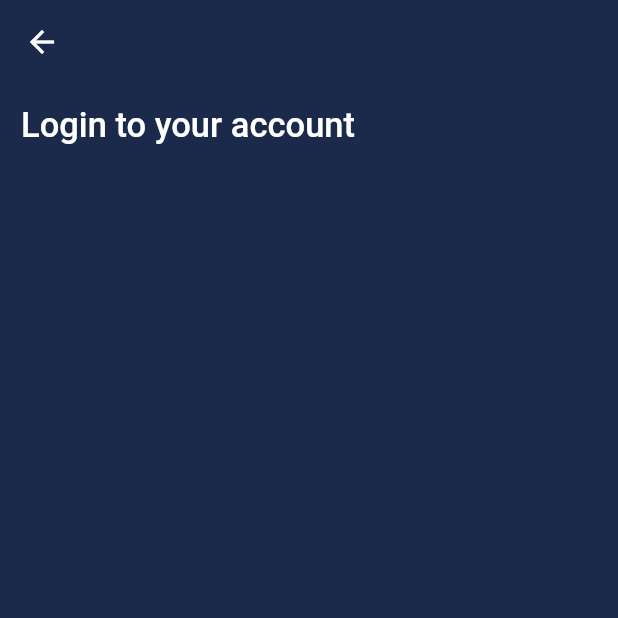
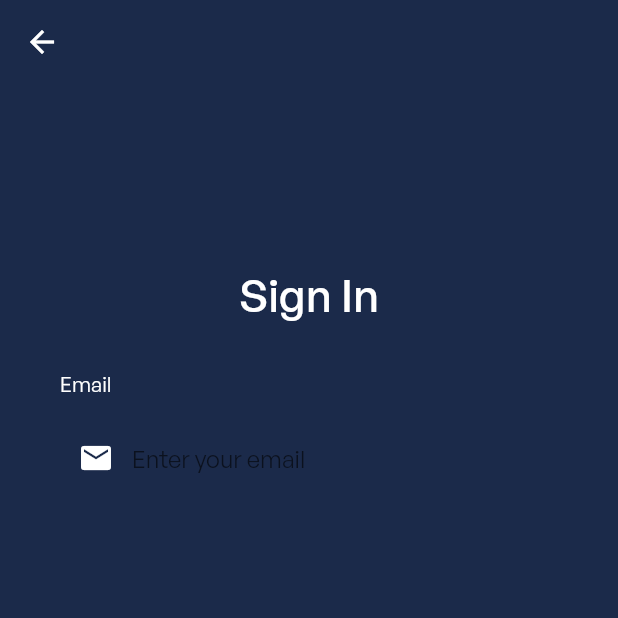
Before and after one commit to realstoman/flutter_login_register_ui, a Flutter app: the screen it shows after launch, after a tap on "Sign in", on a phone screen of 412 x 824 dp, the top half of it. Run offline on Flutter 3.47's test engine with Material 2 defaults, Android fonts, the phone set to English and light mode, and no system bars; Roboto replaces fonts that are missing (Arial).

Commit message:
Create email widget and email input field

```diff
--- a/lib/screens/login_screen.dart
+++ b/lib/screens/login_screen.dart
@@ -10,6 +10,31 @@ class LoginScreen extends StatefulWidget {
 class _LoginScreenState extends State<LoginScreen> {
   // Custom color
   static const customBgColor = Color.fromARGB(255, 27, 42, 74);
+
+  Widget _buildEmailTF() {
+    return Column(
+        crossAxisAlignment: CrossAxisAlignment.start,
+        children: <Widget>[
+          const Text('Email',
+              style: TextStyle(color: Colors.white, fontFamily: 'GeneralSans')),
+          const SizedBox(height: 10.0),
+          Container(
+            alignment: Alignment.centerLeft,
+            decoration: const BoxDecoration(),
+            height: 60.0,
+            child: const TextField(
+              keyboardType: TextInputType.emailAddress,
+              style: TextStyle(color: Colors.white),
+              decoration: InputDecoration(
+                border: InputBorder.none,
+                contentPadding: EdgeInsets.only(top: 14.0),
+                prefixIcon: Icon(Icons.email, color: Colors.white),
+                hintText: 'Enter your email',
+              ),
+            ),
+          ),
+        ]);
+  }
 
   @override
   Widget build(BuildContext context) {
@@ -26,18 +51,31 @@ class _LoginScreenState extends State<LoginScreen> {
         elevation: 0.0,
         centerTitle: false,
       ),
-      body: Column(children: const <Widget>[
-        Padding(
-          padding: EdgeInsets.all(14.0),
-          child: Text('Login to your account',
-              style: TextStyle(
-                color: Colors.white,
-                fontFamily: 'Arial',
-                fontWeight: FontWeight.w500,
-                fontSize: 23,
-              )),
-        ),
-      ]),
+      body: Stack(
+        children: <Widget>[
+          Container(
+            height: double.infinity,
+            child: SingleChildScrollView(
+              physics: const AlwaysScrollableScrollPhysics(),
+              padding:
+                  const EdgeInsets.symmetric(horizontal: 40.0, vertical: 120.0),
+              child: Column(
+                mainAxisAlignment: MainAxisAlignment.center,
+                children: <Widget>[
+                  const Text('Sign In',
+                      style: TextStyle(
+                          color: Colors.white,
+                          fontFamily: 'GeneralSans',
+                          fontSize: 30.0,
+                          fontWeight: FontWeight.w500)),
+                  const SizedBox(height: 30.0),
+                  _buildEmailTF(),
+                ],
+              ),
+            ),
+          ),
+        ],
+      ),
     );
   }
 }
```
